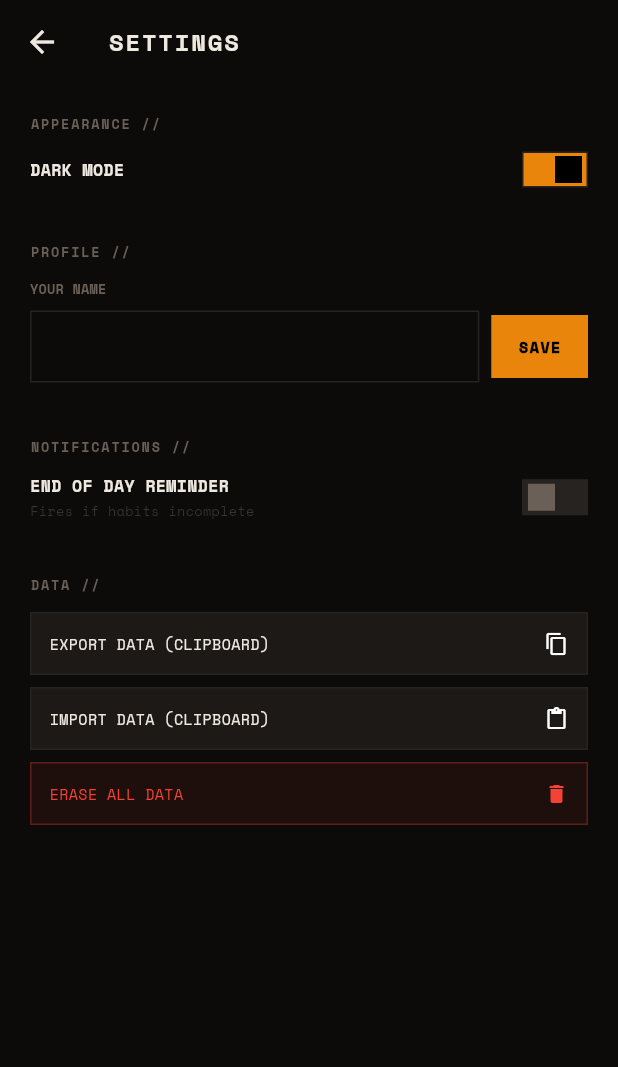
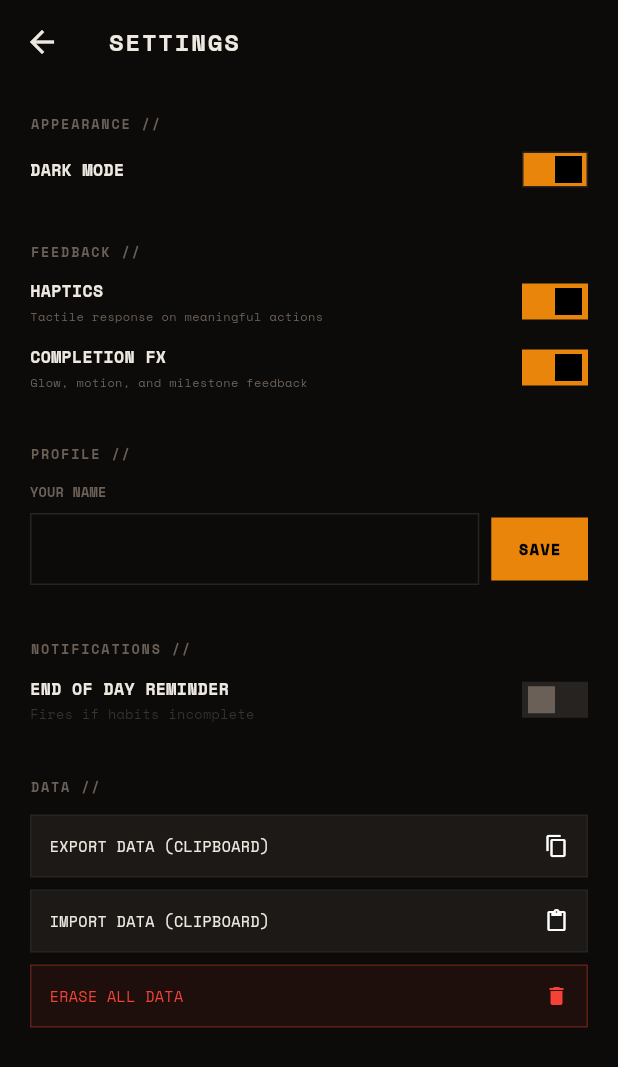
Before and after one commit to vijayarkananduri/theMAWO, a Flutter app: the SettingsScreen screen opened directly, on a phone screen of 412 x 824 dp. Shown: the top 1067 px of the screen. Run offline on Flutter 3.47's test engine with Material 3 defaults, Android fonts, the phone set to English and light mode, and no system bars; our stand-ins replace flutter_local_notifications, google_fonts, shared_preferences, timezone; accounts and stored records are empty.

Commit message:
Add tactile habit completion feedback

```diff
--- a/lib/screens/settings_screen.dart
+++ b/lib/screens/settings_screen.dart
@@ -106,6 +106,33 @@ class _SettingsScreenState extends State<SettingsScreen> {
                             ),
                           ),
                         ),
+                      ),
+                    ],
+                  ),
+                ),
+
+                const SizedBox(height: 12),
+
+                _SettingsSection(
+                  label: 'FEEDBACK //',
+                  child: Column(
+                    children: [
+                      _FeedbackToggle(
+                        label: 'HAPTICS',
+                        description: 'Tactile response on meaningful actions',
+                        value: appState.hapticsEnabled,
+                        onChanged: (value) => appState.setFeedbackSettings(haptics: value),
+                        borderColor: borderColor,
+                        muteColor: muteColor,
+                      ),
+                      const SizedBox(height: 14),
+                      _FeedbackToggle(
+                        label: 'COMPLETION FX',
+                        description: 'Glow, motion, and milestone feedback',
+                        value: appState.completionFxEnabled,
+                        onChanged: (value) => appState.setFeedbackSettings(completionFx: value),
+                        borderColor: borderColor,
+                        muteColor: muteColor,
                       ),
                     ],
                   ),
@@ -533,3 +560,64 @@ class _SettingsSection extends StatelessWidget {
     );
   }
 }
+
+class _FeedbackToggle extends StatelessWidget {
+  final String label;
+  final String description;
+  final bool value;
+  final ValueChanged<bool> onChanged;
+  final Color borderColor;
+  final Color muteColor;
+
+  const _FeedbackToggle({
+    required this.label,
+    required this.description,
+    required this.value,
+    required this.onChanged,
+    required this.borderColor,
+    required this.muteColor,
+  });
+
+  @override
+  Widget build(BuildContext context) {
+    return Row(
+      children: [
+        Expanded(
+          child: Column(
+            crossAxisAlignment: CrossAxisAlignment.start,
+            children: [
+              Text(label, style: const TextStyle(fontFamily: AppTheme.spaceMono, fontSize: 11, fontWeight: FontWeight.w700)),
+              const SizedBox(height: 3),
+              Text(description, style: TextStyle(fontFamily: AppTheme.spaceMono, fontSize: 8, color: muteColor)),
+            ],
+          ),
+        ),
+        Semantics(
+          label: label,
+          toggled: value,
+          child: GestureDetector(
+            onTap: () => onChanged(!value),
+            child: AnimatedContainer(
+              duration: const Duration(milliseconds: 180),
+              width: 44,
+              height: 24,
+              decoration: BoxDecoration(
+                color: value ? AppTheme.uiColor : Colors.transparent,
+                border: Border.all(color: value ? AppTheme.uiColor : borderColor),
+              ),
+              child: Align(
+                alignment: value ? Alignment.centerRight : Alignment.centerLeft,
+                child: Container(
+                  width: 18,
+                  height: 18,
+                  margin: const EdgeInsets.symmetric(horizontal: 3),
+                  color: value ? Colors.black : muteColor,
+                ),
+              ),
+            ),
+          ),
+        ),
+      ],
+    );
+  }
+}
--- /dev/null
+++ b/lib/services/feedback_service.dart
@@ -0,0 +1,45 @@
+import 'package:flutter/services.dart';
+
+/// Small, centralized feedback vocabulary so haptics remain meaningful and
+/// can be disabled globally without changing individual widgets.
+class FeedbackService {
+  const FeedbackService._();
+
+  static Future<void> selection({required bool enabled}) async {
+    if (enabled) await HapticFeedback.selectionClick();
+  }
+
+  static Future<void> completion({required bool enabled}) async {
+    if (enabled) await HapticFeedback.lightImpact();
+  }
+
+  static Future<void> milestone({required bool enabled}) async {
+    if (enabled) await HapticFeedback.mediumImpact();
+  }
+
+  static Future<void> warning({required bool enabled}) async {
+    if (enabled) await HapticFeedback.heavyImpact();
+  }
+}
+
+class CompletionResult {
+  final bool completed;
+  final int fragmentsDelta;
+  final int xpDelta;
+  final int currentStreak;
+  final bool badgeUnlocked;
+  final bool phaseChanged;
+  final bool dailyCycleComplete;
+  final String? badgeId;
+
+  const CompletionResult({
+    required this.completed,
+    required this.fragmentsDelta,
+    required this.xpDelta,
+    required this.currentStreak,
+    required this.badgeUnlocked,
+    required this.phaseChanged,
+    required this.dailyCycleComplete,
+    this.badgeId,
+  });
+}
```
Also changed, not shown: lib/providers/app_state.dart (+80 -137 lines), lib/screens/home_screen.dart (+75 -20 lines).
